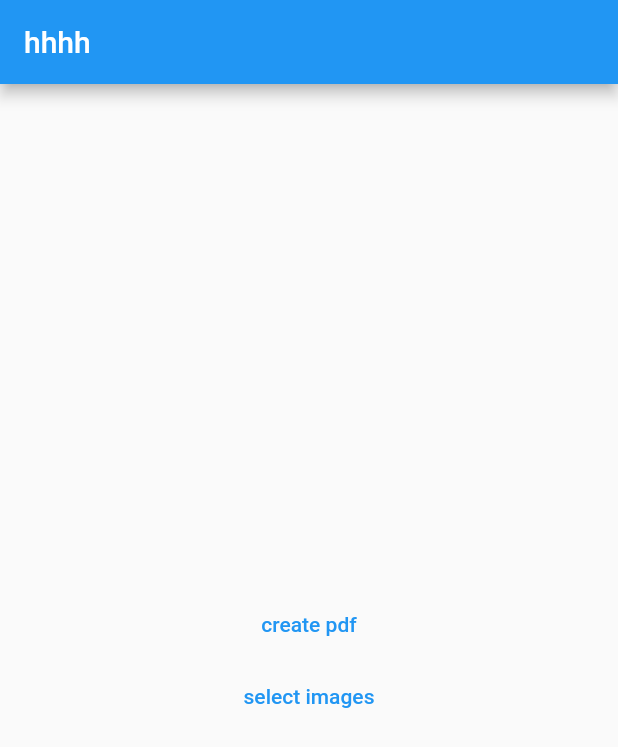
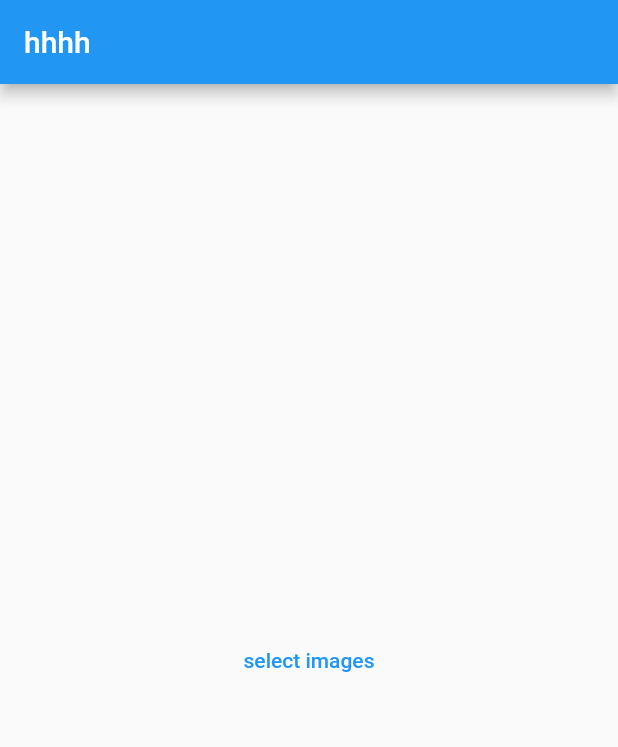
Before and after one commit to hariomkoffeekodes/image2pdfconverter, a Flutter app: the screen it shows after launch, after a tap on "select images", on a phone screen of 412 x 824 dp. Shown: the top 747 px of the screen. Run offline on Flutter 3.47's test engine with Material 2 defaults, Android fonts, the phone set to English and light mode, and no system bars; our stand-ins replace file_picker, open_filex, pdf.

Commit message:
15 march 10:09am

```diff
--- a/lib/pdf_screen.dart
+++ b/lib/pdf_screen.dart
@@ -3,7 +3,6 @@ import 'dart:typed_data';
 import 'package:file_picker/file_picker.dart';
 import 'package:flutter/services.dart';
 import 'package:open_filex/open_filex.dart';
-// import 'package:open_file/open_file.dart';
 import 'package:path_provider/path_provider.dart';
 import 'package:pdf/pdf.dart';
 import 'package:pdf/widgets.dart' as pw;
@@ -34,17 +33,7 @@ class _PdfScreenState extends State<PdfScreen> {
             children: [
               TextButton(
                   onPressed: () async {
-                    //await createPdfFile();
-                    //_pickFiles();
-                    //savePdfFile();
-                  },
-                  child: Text('create pdf')
-              ),
-
-              TextButton(
-                  onPressed: () async {
                     _pickFiles();
-                    // savePdfFile();
                   },
                   child: Text('select images')
               ),
@@ -68,7 +57,6 @@ class _PdfScreenState extends State<PdfScreen> {
     //convert each image to Uint8List
     print("as");
     for (var image in assetImage) {
-      //print(image.toString());
       await getImageBytes(image);
     }
     //create a list of images
@@ -177,30 +165,8 @@ class _PdfScreenState extends State<PdfScreen> {
       listOfImagePath.add(_paths![i].path.toString());
     }
 
-    //listOfImagePath.add(_paths!.map((e) => e.path.toString()));
-    // listOfImagePath.add(_paths != null ? _paths!.map((e) => e.path).toString() : '...');
+   print("base list ${listOfImagePath}");
 
-
-   print("base list ${listOfImagePath}");
-    //
-
-    // await createPdfFile(listOfImagePath);
-
-    /*var abc;
-    for(int i=0;i<listOfImagePath.toString().split(',').length;i++)
-    {
-
-
-      var list = listOfImagePath.toString().split(',')[i];
-      print(list);
-
-
-      File imagefile = File(list.replaceAll(RegExp(r'\(|\)'), ''));
-
-      abc = imagefile.path;
-      //print(abc);
-      // img=imagefile.path.toString();
-    }*/
     await createPdfFile(listOfImagePath);
 
 
```
